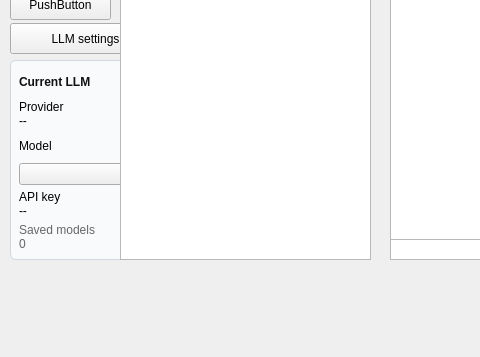
First picture: the form in form.ui, repository Hiiroyuuki/AIFM, before the edit; both pictures show x 0 to 480 and y 420 to 777 of the 1325 by 777 pixel window.
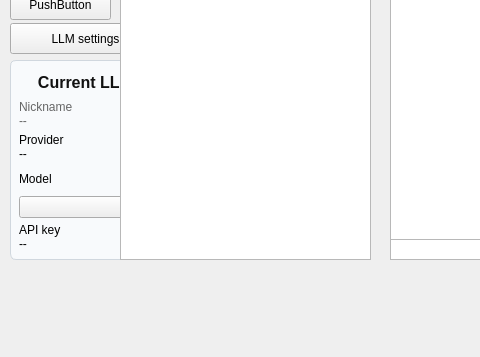
Second picture: the form after the edit.

Commit message: rearrange the sturcture of AIifoPanel

Patch:
```diff
--- a/form.ui
+++ b/form.ui
@@ -155,11 +155,26 @@
       <widget class="QLabel" name="llmInfoTitle">
        <property name="font">
         <font>
+         <pointsize>12</pointsize>
          <bold>true</bold>
         </font>
        </property>
+       <property name="alignment">
+        <set>Qt::AlignCenter</set>
+       </property>
        <property name="text">
-        <string>Current LLM</string>
+       <string>Current LLM</string>
+      </property>
+     </widget>
+    </item>
+     <item>
+     <widget class="QLabel" name="llmSelectionPlaceholderLabel">
+     <property name="text">
+       <string>Nickname
+--</string>
+      </property>
+      <property name="wordWrap">
+       <bool>true</bool>
        </property>
       </widget>
      </item>
@@ -198,17 +213,6 @@
        </property>
       </widget>
      </item>
-     <item>
-     <widget class="QLabel" name="llmSelectionPlaceholderLabel">
-     <property name="text">
-       <string>Saved models
-0</string>
-      </property>
-      <property name="wordWrap">
-       <bool>true</bool>
-       </property>
-      </widget>
-     </item>
     </layout>
    </widget>
    <widget class="QTreeView" name="treeView">
```
The commit also changes 1 other file.
